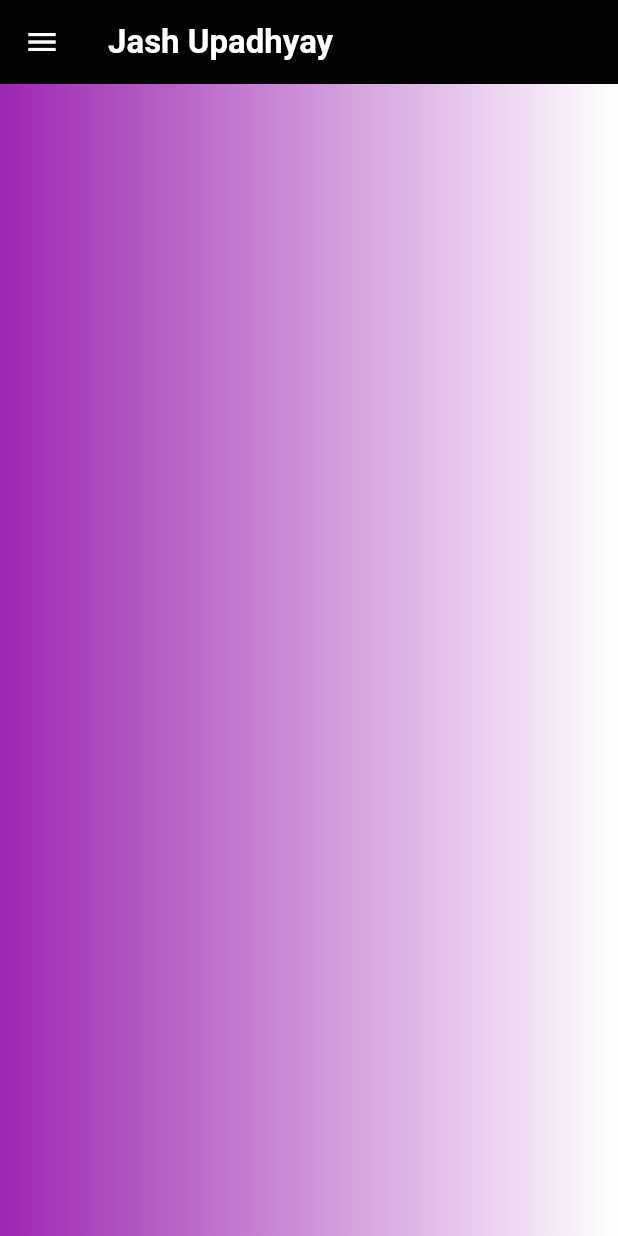
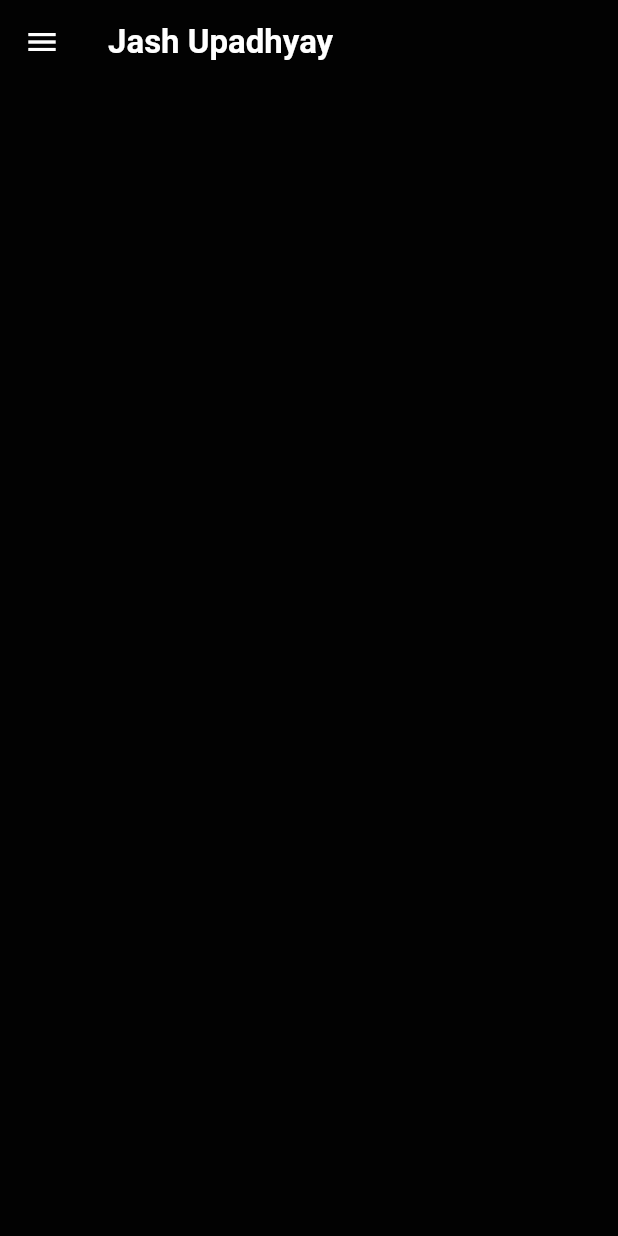
Before and after one commit to perpetualcuriosity/flutter-personal-application, a Flutter app: the screen it shows after launch, in the side drawer, after a tap on "Education", on a phone screen of 412 x 824 dp. Run offline on Flutter 3.47's test engine with Material 3 defaults, Android fonts, the phone set to English and light mode, and no system bars.

Commit message:
global color to app pages since navigation has been tested successfully

```diff
--- a/flutter_personal_application/lib/fpa_pages/page_contact.dart
+++ b/flutter_personal_application/lib/fpa_pages/page_contact.dart
@@ -1,4 +1,5 @@
 import 'package:flutter/material.dart';
+import 'package:flutter_personal_application/global_theme/global_theme.dart';
 class PageContact extends StatefulWidget
 {
     const PageContact({super.key});
@@ -10,6 +11,6 @@ class _PageContact extends State<PageContact>
     @override
     Widget build(BuildContext context)
     {
-        return Container(decoration: BoxDecoration(gradient: LinearGradient(colors: [Colors.green,Colors.blue])),);
+        return Container(decoration: BoxDecoration(gradient: LinearGradient(colors: col)),);
     }
 }
--- a/flutter_personal_application/lib/fpa_pages/page_education.dart
+++ b/flutter_personal_application/lib/fpa_pages/page_education.dart
@@ -1,4 +1,5 @@
 import 'package:flutter/material.dart';
+import 'package:flutter_personal_application/global_theme/global_theme.dart';
 class PageEducation extends StatefulWidget
 {
     const PageEducation({super.key});
@@ -10,6 +11,6 @@ class _PageEducation extends State<PageEducation>
     @override
     Widget build(BuildContext context)
     {
-        return Container(decoration: BoxDecoration(gradient: LinearGradient(colors: [Colors.purple,Colors.white])),);
+        return Container(decoration: BoxDecoration(gradient: LinearGradient(colors: col)),);
     }
 }
--- a/flutter_personal_application/lib/fpa_pages/page_projects.dart
+++ b/flutter_personal_application/lib/fpa_pages/page_projects.dart
@@ -1,4 +1,5 @@
 import 'package:flutter/material.dart';
+import 'package:flutter_personal_application/global_theme/global_theme.dart';
 class PageProjects extends StatefulWidget
 {
     const PageProjects({super.key});
@@ -10,6 +11,6 @@ class _PageProjects extends State<PageProjects>
     @override
     Widget build(BuildContext context)
     {
-        return Container(decoration: BoxDecoration(gradient: LinearGradient(colors: [Colors.yellow,Colors.red])),);
+        return Container(decoration: BoxDecoration(gradient: LinearGradient(colors: col)),);
     }
 }
--- a/flutter_personal_application/lib/fpa_pages/page_skills.dart
+++ b/flutter_personal_application/lib/fpa_pages/page_skills.dart
@@ -1,4 +1,5 @@
 import 'package:flutter/material.dart';
+import 'package:flutter_personal_application/global_theme/global_theme.dart';
 class PageSkills extends StatefulWidget
 {
     const PageSkills({super.key});
@@ -10,6 +11,6 @@ class _PageSkills extends State<PageSkills>
     @override
     Widget build(BuildContext context)
     {
-        return Container(decoration: BoxDecoration(gradient: LinearGradient(colors: [Colors.brown,Colors.grey])),);
+        return Container(decoration: BoxDecoration(gradient: LinearGradient(colors: col)),);
     }
 }
```
